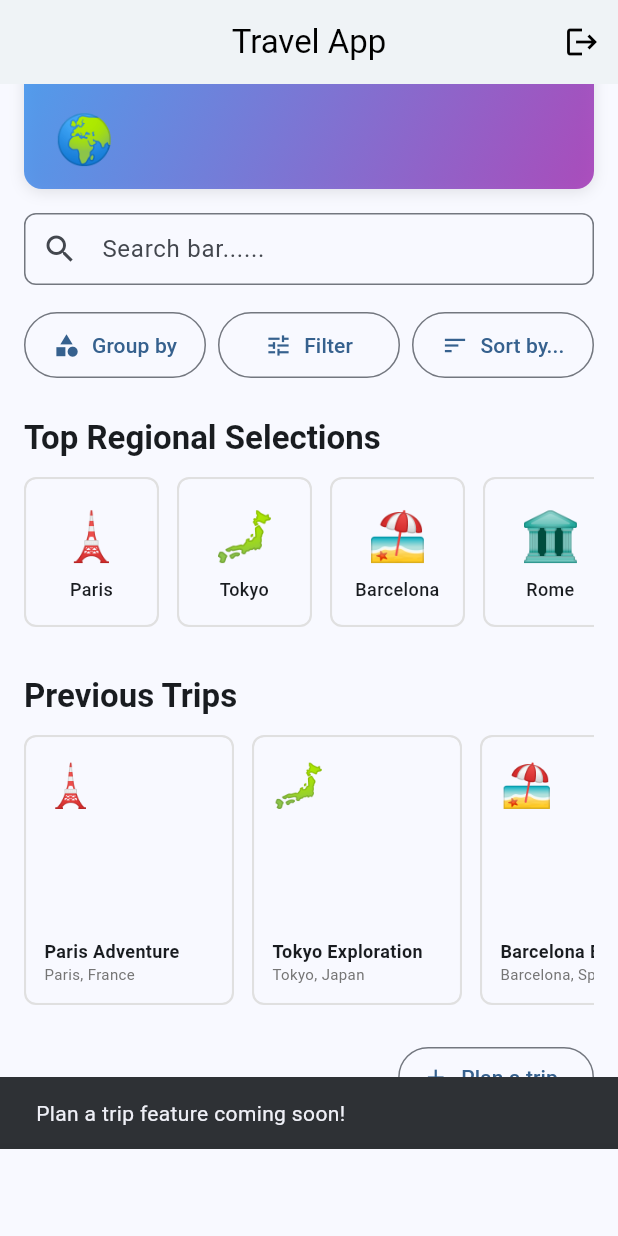
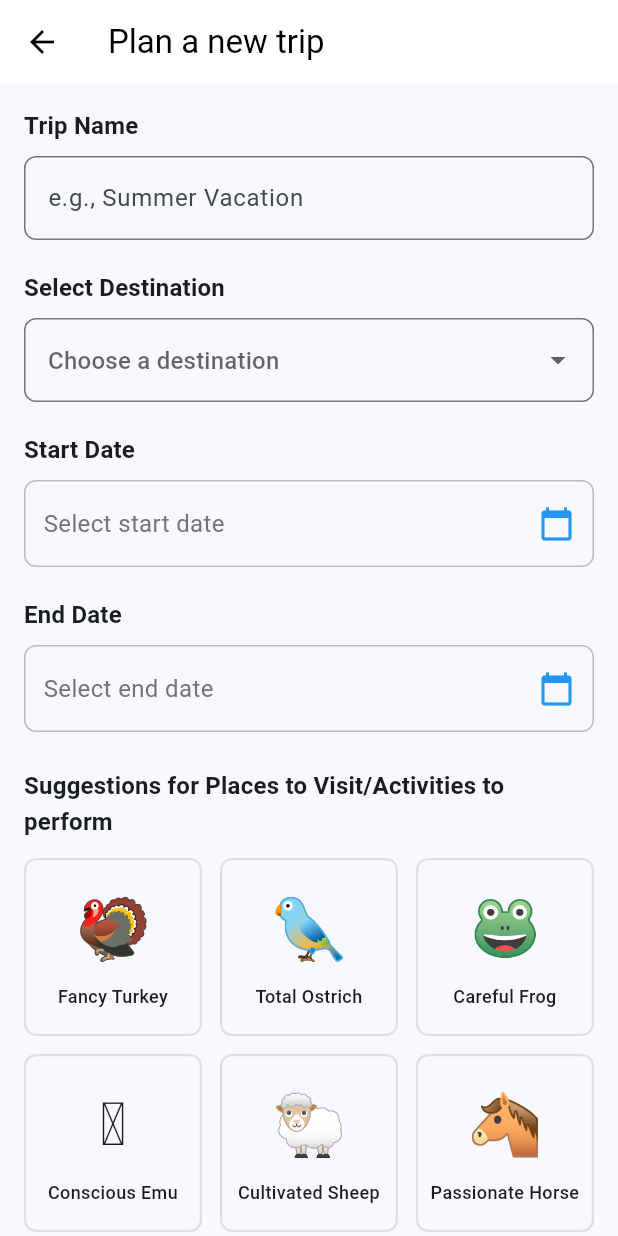
Before and after one commit to ItzRohit-01/travel, a Flutter app: the DashboardPage screen opened directly, scrolled down 126 dp, after a tap on "Plan a trip", on a phone screen of 412 x 824 dp. Run offline on Flutter 3.47's test engine with Material 3 defaults, Android fonts, the phone set to English and light mode, and no system bars; our stand-ins replace firebase_auth, firebase_core; accounts and stored records are empty.

Commit message:
create plan

```diff
--- a/travel_app/lib/screens/dashboard_page.dart
+++ b/travel_app/lib/screens/dashboard_page.dart
@@ -1,6 +1,7 @@
 import 'package:flutter/material.dart';
 import '../services/auth_service.dart';
 import '../models/trip_model.dart';
+import 'plan_trip_page.dart';
 
 class DashboardPage extends StatefulWidget {
   const DashboardPage({super.key});
@@ -309,8 +310,11 @@ class _DashboardPageState extends State<DashboardPage> {
                 children: [
                   OutlinedButton.icon(
                     onPressed: () {
-                      ScaffoldMessenger.of(context).showSnackBar(
-                        const SnackBar(content: Text('Plan a trip feature coming soon!')),
+                      Navigator.push(
+                        context,
+                        MaterialPageRoute(
+                          builder: (context) => const PlanTripPage(),
+                        ),
                       );
                     },
                     icon: const Icon(Icons.add),
--- /dev/null
+++ b/travel_app/lib/screens/plan_trip_page.dart
@@ -0,0 +1,394 @@
+import 'package:flutter/material.dart';
+
+class PlanTripPage extends StatefulWidget {
+  const PlanTripPage({super.key});
+
+  @override
+  State<PlanTripPage> createState() => _PlanTripPageState();
+}
+
+class _PlanTripPageState extends State<PlanTripPage> {
+  final _formKey = GlobalKey<FormState>();
+  final _tripNameController = TextEditingController();
+  final _destinationController = TextEditingController();
+  DateTime? _startDate;
+  DateTime? _endDate;
+
+  // Popular destinations
+  final List<String> destinations = [
+    'Paris, France',
+    'Tokyo, Japan',
+    'Barcelona, Spain',
+    'Rome, Italy',
+    'Dubai, UAE',
+    'New York, USA',
+    'London, UK',
+    'Amsterdam, Netherlands',
+  ];
+
+  // Activity suggestions
+  final List<ActivitySuggestion> activitySuggestions = [
+    ActivitySuggestion(name: 'Fancy Turkey', icon: '🦃'),
+    ActivitySuggestion(name: 'Total Ostrich', icon: '🐦'),
+    ActivitySuggestion(name: 'Careful Frog', icon: '🐸'),
+    ActivitySuggestion(name: 'Conscious Emu', icon: '🪶'),
+    ActivitySuggestion(name: 'Cultivated Sheep', icon: '🐑'),
+    ActivitySuggestion(name: 'Passionate Horse', icon: '🐴'),
+    ActivitySuggestion(name: 'Majestic Jaguar', icon: '🐆'),
+    ActivitySuggestion(name: 'Nihal H.', icon: '✨'),
+  ];
+
+  List<ActivitySuggestion> selectedActivities = [];
+
+  @override
+  void dispose() {
+    _tripNameController.dispose();
+    _destinationController.dispose();
+    super.dispose();
+  }
+
+  Future<void> _selectStartDate() async {
+    final picked = await showDatePicker(
+      context: context,
+      initialDate: DateTime.now(),
+      firstDate: DateTime.now(),
+      lastDate: DateTime.now().add(const Duration(days: 365)),
+    );
+    if (picked != null) {
+      setState(() {
+        _startDate = picked;
+      });
+    }
+  }
+
+  Future<void> _selectEndDate() async {
+    if (_startDate == null) {
+      ScaffoldMessenger.of(context).showSnackBar(
+        const SnackBar(content: Text('Please select start date first')),
+      );
+      return;
+    }
+    final picked = await showDatePicker(
+      context: context,
+      initialDate: _startDate!.add(const Duration(days: 1)),
+      firstDate: _startDate!.add(const Duration(days: 1)),
+      lastDate: DateTime.now().add(const Duration(days: 365)),
+    );
+    if (picked != null) {
+      setState(() {
+        _endDate = picked;
+      });
+    }
+  }
+
+  void _toggleActivitySelection(ActivitySuggestion activity) {
+    setState(() {
+      if (selectedActivities.contains(activity)) {
+        selectedActivities.remove(activity);
+      } else {
+        selectedActivities.add(activity);
+      }
+    });
+  }
+
+  void _createTrip() {
+    if (!_formKey.currentState!.validate()) return;
+    if (_startDate == null || _endDate == null) {
+      ScaffoldMessenger.of(context).showSnackBar(
+        const SnackBar(content: Text('Please select start and end dates')),
+      );
+      return;
+    }
+
+    // Create trip logic
+    ScaffoldMessenger.of(context).showSnackBar(
+      SnackBar(
+        content: Text(
+          'Trip "${_tripNameController.text}" created!\n'
+          'Destination: ${_destinationController.text}\n'
+          'Activities: ${selectedActivities.map((a) => a.name).join(", ")}',
+        ),
+        duration: const Duration(seconds: 3),
+      ),
+    );
+
+    // Navigate back after 1 second
+    Future.delayed(const Duration(seconds: 1), () {
+      if (mounted) {
+        Navigator.pop(context);
+      }
+    });
+  }
+
+  @override
+  Widget build(BuildContext context) {
+    return Scaffold(
+      appBar: AppBar(
+        title: const Text('Plan a new trip'),
+        elevation: 0,
+        backgroundColor: Colors.white,
+        foregroundColor: Colors.black,
+      ),
+      body: SingleChildScrollView(
+        child: Padding(
+          padding: const EdgeInsets.all(16.0),
+          child: Form(
+            key: _formKey,
+            child: Column(
+              crossAxisAlignment: CrossAxisAlignment.start,
+              children: [
+                // Trip Name Field
+                Text(
+                  'Trip Name',
+                  style: Theme.of(context).textTheme.titleMedium?.copyWith(
+                        fontWeight: FontWeight.bold,
+                      ),
+                ),
+                const SizedBox(height: 8),
+                TextFormField(
+                  controller: _tripNameController,
+                  decoration: InputDecoration(
+                    hintText: 'e.g., Summer Vacation',
+                    border: OutlineInputBorder(
+                      borderRadius: BorderRadius.circular(8),
+                    ),
+                  ),
+                  validator: (value) {
+                    if (value == null || value.isEmpty) {
+                      return 'Please enter trip name';
+                    }
+                    return null;
+                  },
+                ),
+                const SizedBox(height: 20),
+
+                // Destination Field
+                Text(
+                  'Select Destination',
+                  style: Theme.of(context).textTheme.titleMedium?.copyWith(
+                        fontWeight: FontWeight.bold,
+                      ),
+                ),
+                const SizedBox(height: 8),
+                DropdownButtonFormField<String>(
+                  decoration: InputDecoration(
+                    hintText: 'Choose a destination',
+                    border: OutlineInputBorder(
+                      borderRadius: BorderRadius.circular(8),
+                    ),
+                  ),
+                  items: destinations.map((destination) {
+                    return DropdownMenuItem(
+                      value: destination,
+                      child: Text(destination),
+                    );
+                  }).toList(),
+                  onChanged: (value) {
+                    _destinationController.text = value ?? '';
+                  },
+                  validator: (value) {
+                    if (value == null || value.isEmpty) {
+                      return 'Please select a destination';
+                    }
+                    return null;
+                  },
+                ),
+                const SizedBox(height: 20),
+
+                // Start Date Field
+                Text(
+                  'Start Date',
+                  style: Theme.of(context).textTheme.titleMedium?.copyWith(
+                        fontWeight: FontWeight.bold,
+                      ),
+                ),
+                const SizedBox(height: 8),
+                GestureDetector(
+                  onTap: _selectStartDate,
+                  child: Container(
+                    padding: const EdgeInsets.symmetric(
+                      horizontal: 12,
+                      vertical: 16,
+                    ),
+                    decoration: BoxDecoration(
+                      border: Border.all(color: Colors.grey[400]!),
+                      borderRadius: BorderRadius.circular(8),
+                    ),
+                    child: Row(
+                      mainAxisAlignment: MainAxisAlignment.spaceBetween,
+                      children: [
+                        Text(
+                          _startDate == null
+                              ? 'Select start date'
+                              : '${_startDate!.day}/${_startDate!.month}/${_startDate!.year}',
+                          style: TextStyle(
+                            fontSize: 16,
+                            color: _startDate == null
+                                ? Colors.grey[600]
+                                : Colors.black,
+                          ),
+                        ),
+                        const Icon(Icons.calendar_today, color: Colors.blue),
+                      ],
+                    ),
+                  ),
+                ),
+                const SizedBox(height: 20),
+
+                // End Date Field
+                Text(
+                  'End Date',
+                  style: Theme.of(context).textTheme.titleMedium?.copyWith(
+                        fontWeight: FontWeight.bold,
+                      ),
+                ),
+                const SizedBox(height: 8),
+                GestureDetector(
+                  onTap: _selectEndDate,
+                  child: Container(
+                    padding: const EdgeInsets.symmetric(
+                      horizontal: 12,
+                      vertical: 16,
+                    ),
+                    decoration: BoxDecoration(
+                      border: Border.all(color: Colors.grey[400]!),
+                      borderRadius: BorderRadius.circular(8),
+                    ),
+                    child: Row(
+                      mainAxisAlignment: MainAxisAlignment.spaceBetween,
+                      children: [
+                        Text(
+                          _endDate == null
+                              ? 'Select end date'
+                              : '${_endDate!.day}/${_endDate!.month}/${_endDate!.year}',
+                          style: TextStyle(
+                            fontSize: 16,
+                            color: _endDate == null ? Colors.grey[600] : Colors.black,
+                          ),
+                        ),
+                        const Icon(Icons.calendar_today, color: Colors.blue),
+                      ],
+                    ),
+                  ),
+                ),
+                const SizedBox(height: 24),
+
+                // Activities Suggestions
+                Text(
+                  'Suggestions for Places to Visit/Activities to perform',
+                  style: Theme.of(context).textTheme.titleMedium?.copyWith(
+                        fontWeight: FontWeight.bold,
+                      ),
+                ),
+                const SizedBox(height: 12),
+                GridView.builder(
+                  shrinkWrap: true,
+                  physics: const NeverScrollableScrollPhysics(),
+                  gridDelegate: const SliverGridDelegateWithFixedCrossAxisCount(
+                    crossAxisCount: 3,
+                    crossAxisSpacing: 12,
+                    mainAxisSpacing: 12,
+                    childAspectRatio: 1,
+                  ),
+                  itemCount: activitySuggestions.length,
+                  itemBuilder: (context, index) {
+                    final activity = activitySuggestions[index];
+                    final isSelected = selectedActivities.contains(activity);
+
+                    return GestureDetector(
+                      onTap: () => _toggleActivitySelection(activity),
+                      child: Container(
+                        decoration: BoxDecoration(
+                          border: Border.all(
+                            color: isSelected
+                                ? Colors.blue
+                                : Colors.grey[300]!,
+                            width: isSelected ? 2 : 1.5,
+                          ),
+                          borderRadius: BorderRadius.circular(8),
+                          color: isSelected
+                              ? Colors.blue.withOpacity(0.1)
+                              : Colors.transparent,
+                        ),
+                        child: Material(
+                          color: Colors.transparent,
+                          child: InkWell(
+                            onTap: () => _toggleActivitySelection(activity),
+                            borderRadius: BorderRadius.circular(8),
+                            child: Column(
+                              mainAxisAlignment: MainAxisAlignment.center,
+                              children: [
+                                Text(
+                                  activity.icon,
+                                  style: const TextStyle(fontSize: 40),
+                                ),
+                                const SizedBox(height: 8),
+                                Text(
+                                  activity.name,
+                                  textAlign: TextAlign.center,
+                                  style: const TextStyle(
+                                    fontSize: 12,
+                                    fontWeight: FontWeight.w500,
+                                  ),
+                                  maxLines: 2,
+                                  overflow: TextOverflow.ellipsis,
+                                ),
+                              ],
+                            ),
+                          ),
+                        ),
+                      ),
+                    );
+                  },
+                ),
+                const SizedBox(height: 24),
+
+                // Create Trip Button
+                SizedBox(
+                  width: double.infinity,
+                  child: ElevatedButton(
+                    onPressed: _createTrip,
+                    style: ElevatedButton.styleFrom(
+                      padding: const EdgeInsets.symmetric(vertical: 16),
+                      backgroundColor: Colors.blue,
+                      foregroundColor: Colors.white,
+                      shape: RoundedRectangleBorder(
+                        borderRadius: BorderRadius.circular(8),
+                      ),
+                    ),
+                    child: const Text(
+                      'Create Trip',
+                      style: TextStyle(
+                        fontSize: 16,
+                        fontWeight: FontWeight.bold,
+                      ),
+                    ),
+                  ),
+                ),
+                const SizedBox(height: 16),
+              ],
+            ),
+          ),
+        ),
+      ),
+    );
+  }
+}
+
+class ActivitySuggestion {
+  final String name;
+  final String icon;
+
+  ActivitySuggestion({required this.name, required this.icon});
+
+  @override
+  bool operator ==(Object other) {
+    if (identical(this, other)) return true;
+    return other is ActivitySuggestion &&
+        other.name == name &&
+        other.icon == icon;
+  }
+
+  @override
+  int get hashCode => name.hashCode ^ icon.hashCode;
+}
```
